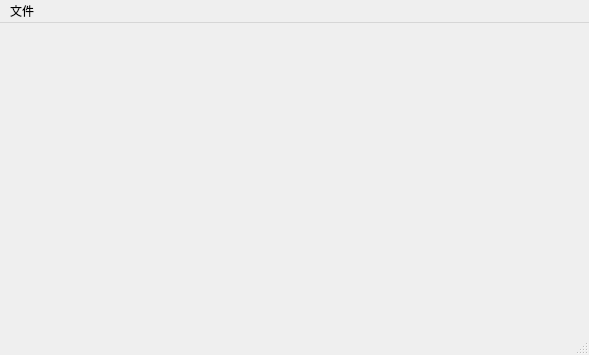
This is ui/design/main_window.ui in QureL/ChatGPTVoice as Qt 5 draws it before an edit. The edited form follows.
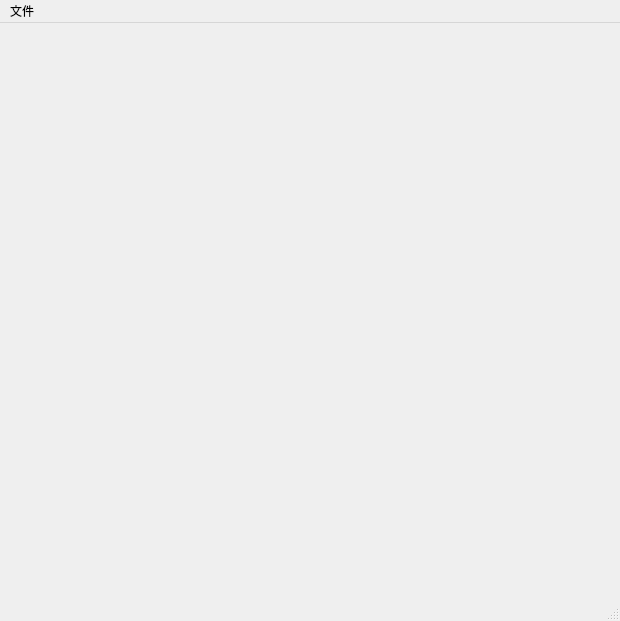
This is the edited form.

What changed in the file:
```diff
--- a/ui/design/main_window.ui
+++ b/ui/design/main_window.ui
@@ -6,8 +6,8 @@
    <rect>
     <x>0</x>
     <y>0</y>
-    <width>589</width>
-    <height>355</height>
+    <width>620</width>
+    <height>621</height>
    </rect>
   </property>
   <property name="windowTitle">
@@ -19,7 +19,7 @@
     <rect>
      <x>0</x>
      <y>0</y>
-     <width>589</width>
+     <width>620</width>
      <height>22</height>
     </rect>
    </property>
```
